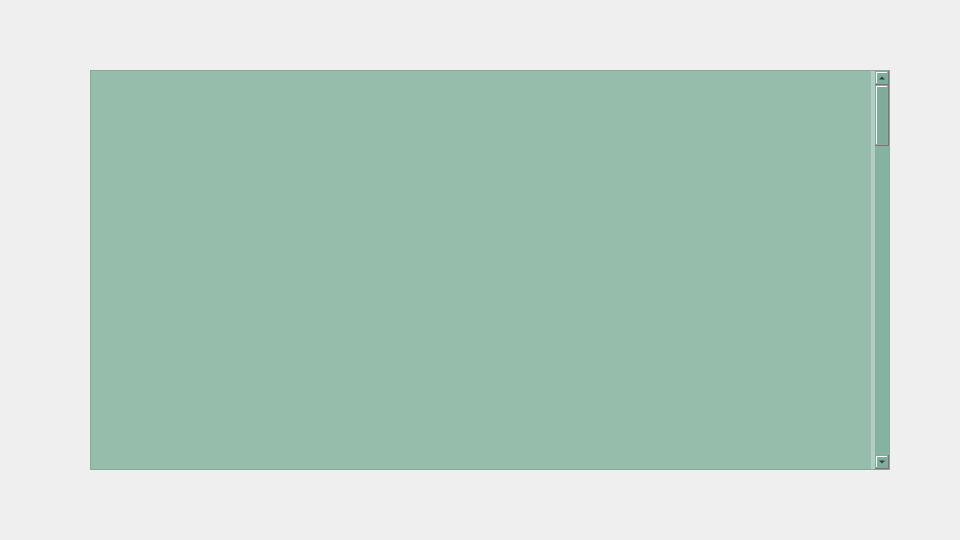
The window that manage_account_page.ui (YuanQiPKU/Reservoir) describes before a commit, drawn with Qt 5.
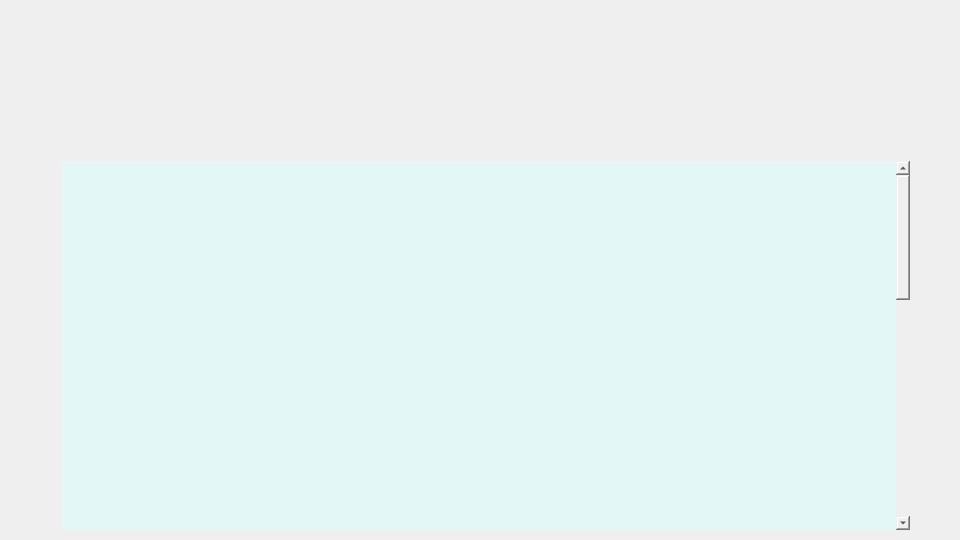
The same window after the commit. Icons and pictures are not drawn.

Patch:
```diff
--- a/manage_account_page.ui
+++ b/manage_account_page.ui
@@ -28,26 +28,26 @@
   <widget class="QScrollArea" name="scrollArea">
    <property name="geometry">
     <rect>
-     <x>90</x>
-     <y>70</y>
-     <width>800</width>
-     <height>400</height>
+     <x>60</x>
+     <y>160</y>
+     <width>851</width>
+     <height>371</height>
     </rect>
    </property>
-   <property name="minimumSize">
-    <size>
-     <width>800</width>
-     <height>400</height>
-    </size>
+   <property name="cursor" stdset="0">
+    <cursorShape>ArrowCursor</cursorShape>
    </property>
-   <property name="maximumSize">
-    <size>
-     <width>800</width>
-     <height>400</height>
-    </size>
+   <property name="mouseTracking">
+    <bool>false</bool>
+   </property>
+   <property name="tabletTracking">
+    <bool>false</bool>
+   </property>
+   <property name="acceptDrops">
+    <bool>false</bool>
    </property>
    <property name="styleSheet">
-    <string notr="true">background-color: rgba(119, 170, 149, 125);</string>
+    <string notr="true">background-color: rgba(255, 255, 255, 0);</string>
    </property>
    <property name="widgetResizable">
     <bool>true</bool>
@@ -56,25 +56,47 @@
     <property name="geometry">
      <rect>
       <x>0</x>
-      <y>-1995</y>
-      <width>780</width>
-      <height>2400</height>
+      <y>0</y>
+      <width>828</width>
+      <height>1000</height>
      </rect>
     </property>
     <property name="minimumSize">
      <size>
-      <width>780</width>
-      <height>2400</height>
+      <width>450</width>
+      <height>1000</height>
      </size>
     </property>
-    <property name="maximumSize">
-     <size>
-      <width>780</width>
-      <height>2400</height>
-     </size>
+    <property name="mouseTracking">
+     <bool>true</bool>
     </property>
+    <property name="tabletTracking">
+     <bool>true</bool>
+    </property>
+    <property name="acceptDrops">
+     <bool>true</bool>
+    </property>
+    <property name="styleSheet">
+     <string notr="true">background-color: rgba(217, 254, 255, 125);</string>
+    </property>
+    <layout class="QVBoxLayout" name="verticalLayout"/>
    </widget>
   </widget>
+  <widget class="QWidget" name="widget_2" native="true">
+   <property name="geometry">
+    <rect>
+     <x>-1</x>
+     <y>-1</y>
+     <width>961</width>
+     <height>541</height>
+    </rect>
+   </property>
+   <property name="styleSheet">
+    <string notr="true">background-image: url(:/pages/main_page/image/add_account_page.png);</string>
+   </property>
+  </widget>
+  <zorder>widget_2</zorder>
+  <zorder>scrollArea</zorder>
  </widget>
  <resources/>
  <connections/>
```
Left out of the diff: 5 changed lines with no effect on the pictures.
